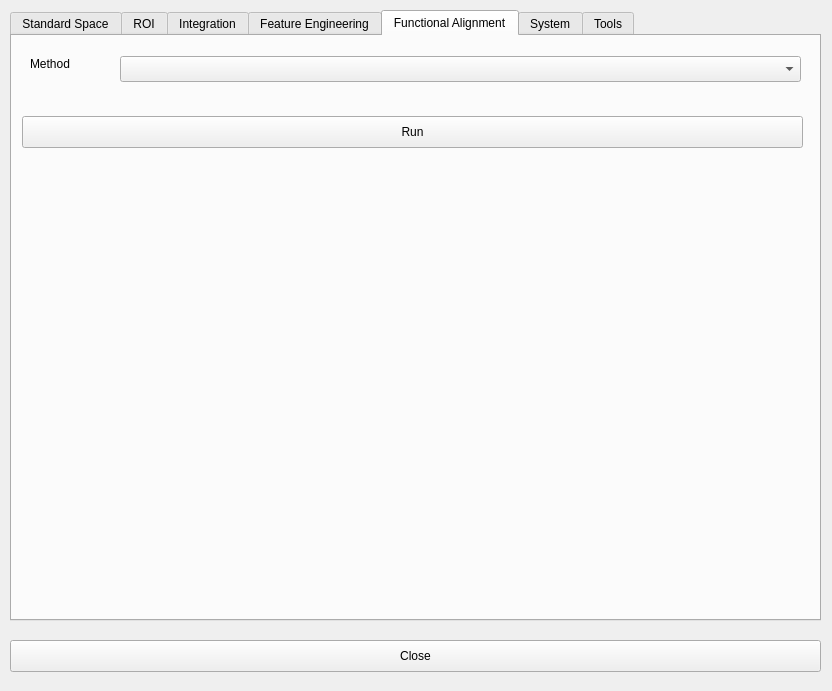
This is GUI/frmFeatureAnalysisGUI.ui in myousefnezhad/easyfmri as Qt 5 draws it before an edit. The edited form follows.
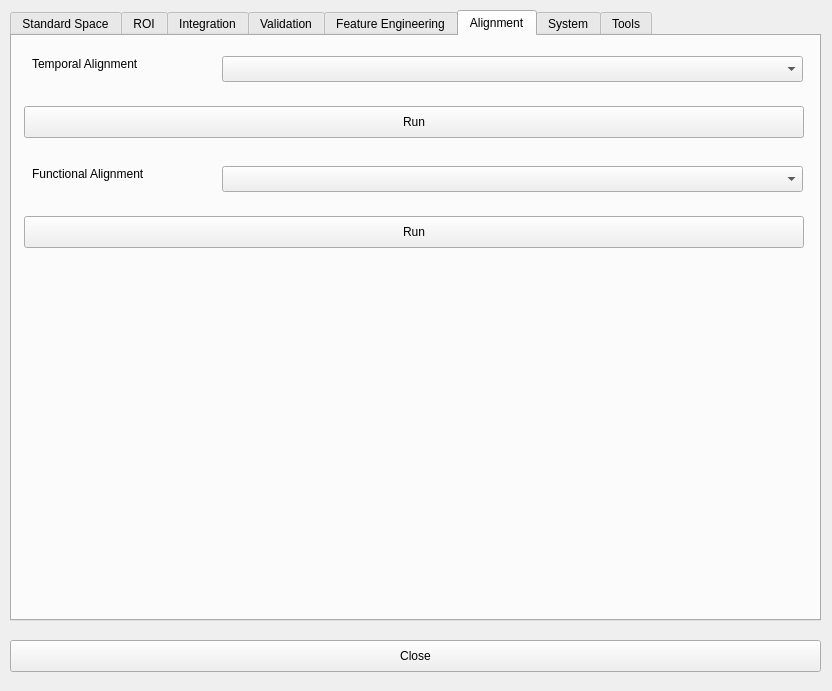
This is the edited form. The open tabs and pages were chosen to show the change.

The edit to the form file:
```diff
--- a/GUI/frmFeatureAnalysisGUI.ui
+++ b/GUI/frmFeatureAnalysisGUI.ui
@@ -2273,6 +2273,37 @@
      </property>
     </widget>
    </widget>
+   <widget class="QWidget" name="tab_22">
+    <attribute name="title">
+     <string>Validation</string>
+    </attribute>
+    <widget class="QPushButton" name="btnFECrossEzData">
+     <property name="geometry">
+      <rect>
+       <x>10</x>
+       <y>30</y>
+       <width>781</width>
+       <height>32</height>
+      </rect>
+     </property>
+     <property name="text">
+      <string>EasyData: Cross Validation</string>
+     </property>
+    </widget>
+    <widget class="QPushButton" name="btnFECross">
+     <property name="geometry">
+      <rect>
+       <x>10</x>
+       <y>80</y>
+       <width>781</width>
+       <height>32</height>
+      </rect>
+     </property>
+     <property name="text">
+      <string>MatLab: Cross Validation</string>
+     </property>
+    </widget>
+   </widget>
    <widget class="QWidget" name="tab_7">
     <attribute name="title">
      <string>Feature Engineering</string>
@@ -2404,37 +2435,63 @@
    </widget>
    <widget class="QWidget" name="tab_4">
     <attribute name="title">
-     <string>Functional Alignment</string>
+     <string>Alignment</string>
     </attribute>
+    <widget class="QLabel" name="label_51">
+     <property name="geometry">
+      <rect>
+       <x>20</x>
+       <y>20</y>
+       <width>181</width>
+       <height>16</height>
+      </rect>
+     </property>
+     <property name="text">
+      <string>Temporal Alignment</string>
+     </property>
+    </widget>
+    <widget class="QPushButton" name="btnTARun">
+     <property name="geometry">
+      <rect>
+       <x>12</x>
+       <y>70</y>
+       <width>780</width>
+       <height>32</height>
+      </rect>
+     </property>
+     <property name="text">
+      <string>Run</string>
+     </property>
+    </widget>
+    <widget class="QComboBox" name="cbTA">
+     <property name="geometry">
+      <rect>
+       <x>210</x>
+       <y>20</y>
+       <width>581</width>
+       <height>26</height>
+      </rect>
+     </property>
+    </widget>
     <widget class="QLabel" name="label_49">
      <property name="geometry">
       <rect>
-       <x>18</x>
-       <y>20</y>
-       <width>91</width>
+       <x>20</x>
+       <y>130</y>
+       <width>191</width>
        <height>16</height>
       </rect>
      </property>
      <property name="text">
-      <string>Method</string>
-     </property>
-    </widget>
-    <widget class="QComboBox" name="cbFA">
-     <property name="geometry">
-      <rect>
-       <x>108</x>
-       <y>20</y>
-       <width>681</width>
-       <height>26</height>
-      </rect>
+      <string>Functional Alignment</string>
      </property>
     </widget>
     <widget class="QPushButton" name="btnFARun">
      <property name="geometry">
       <rect>
-       <x>10</x>
-       <y>80</y>
-       <width>781</width>
+       <x>12</x>
+       <y>180</y>
+       <width>780</width>
        <height>32</height>
       </rect>
      </property>
@@ -2442,6 +2499,16 @@
       <string>Run</string>
      </property>
     </widget>
+    <widget class="QComboBox" name="cbFA">
+     <property name="geometry">
+      <rect>
+       <x>210</x>
+       <y>130</y>
+       <width>581</width>
+       <height>26</height>
+      </rect>
+     </property>
+    </widget>
    </widget>
    <widget class="QWidget" name="tab_5">
     <attribute name="title">
```
Left out of the diff: 58 changed lines with no effect on the pictures.
